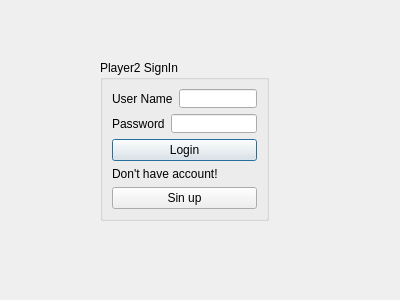
The window that tictactoev/signin2.ui (Jolinejo/Advanced-Tic-Tac-Toe) describes before a commit, drawn with Qt 5.
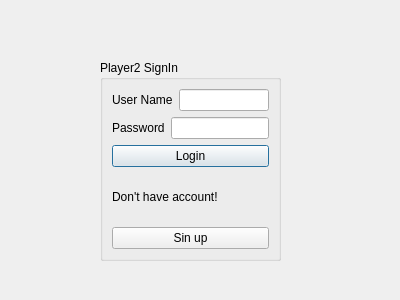
The same window after the commit.

```diff
--- a/tictactoev/signin2.ui
+++ b/tictactoev/signin2.ui
@@ -18,8 +18,8 @@
     <rect>
      <x>100</x>
      <y>60</y>
-     <width>169</width>
-     <height>161</height>
+     <width>181</width>
+     <height>201</height>
     </rect>
    </property>
    <property name="title">
```
